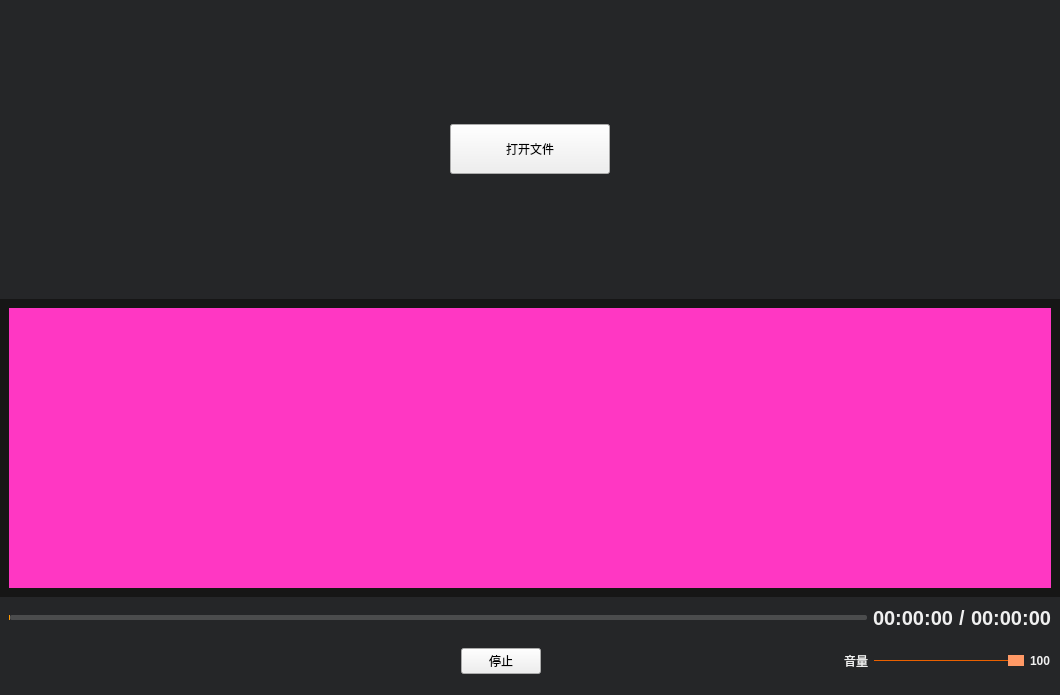
Qt form src/Widget/VideoPlayerWidget.ui (yundiantech/VideoPlayer) before a commit.
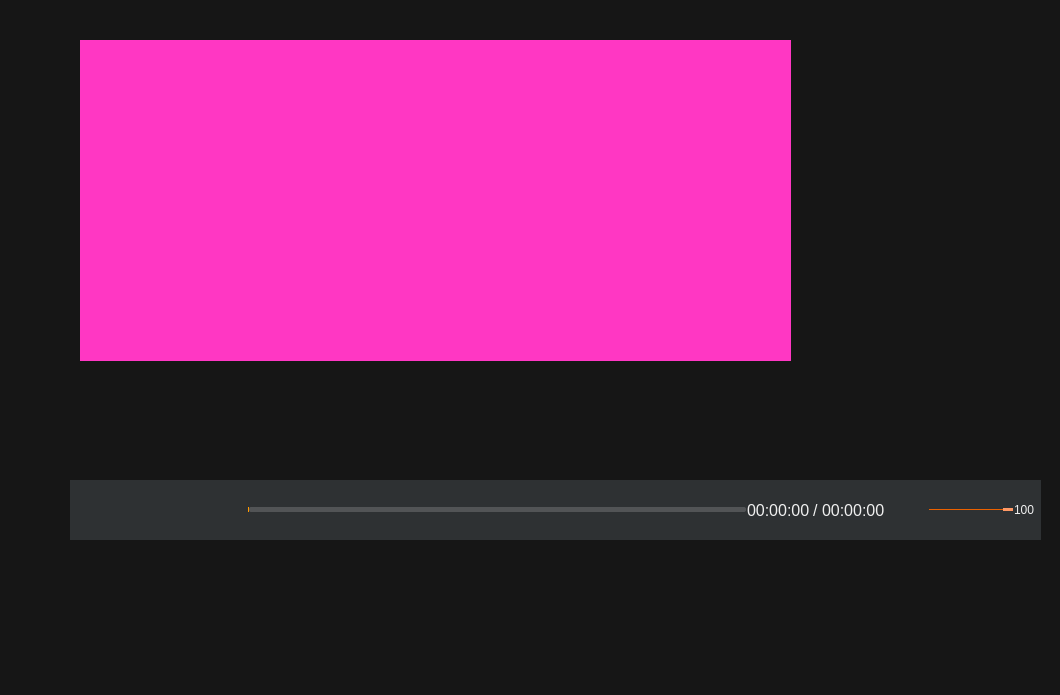
The same form after that commit. Icons and pictures are not drawn. Custom widgets are drawn as their Qt base class.

Patch:
```diff
--- a/src/Widget/VideoPlayerWidget.ui
+++ b/src/Widget/VideoPlayerWidget.ui
@@ -38,7 +38,20 @@
 }
 </string>
      </property>
-     <layout class="QVBoxLayout" name="verticalLayout_3">
+     <widget class="QStackedWidget" name="stackedWidget">
+      <property name="geometry">
+       <rect>
+        <x>80</x>
+        <y>40</y>
+        <width>711</width>
+        <height>321</height>
+       </rect>
+      </property>
+      <property name="currentIndex">
+       <number>1</number>
+      </property>
+      <widget class="QWidget" name="page_open">
+       <layout class="QVBoxLayout" name="verticalLayout_6">
       <property name="spacing">
        <number>0</number>
       </property>
@@ -52,28 +65,6 @@
        <number>0</number>
       </property>
       <property name="bottomMargin">
-       <number>0</number>
-      </property>
-      <item>
-       <layout class="QHBoxLayout" name="horizontalLayout_6">
-        <property name="spacing">
-         <number>0</number>
-        </property>
-        <property name="rightMargin">
-         <number>0</number>
-        </property>
-        <property name="bottomMargin">
-         <number>0</number>
-        </property>
-        <item>
-         <layout class="QVBoxLayout" name="verticalLayout_4">
-          <property name="spacing">
-           <number>0</number>
-          </property>
-          <property name="topMargin">
-           <number>0</number>
-          </property>
-          <property name="rightMargin">
            <number>0</number>
           </property>
           <item>
@@ -138,18 +129,25 @@
             </layout>
            </widget>
           </item>
-          <item>
-           <widget class="QWidget" name="widget_video" native="true">
-            <property name="sizePolicy">
-             <sizepolicy hsizetype="Expanding" vsizetype="Expanding">
-              <horstretch>0</horstretch>
-              <verstretch>0</verstretch>
-             </sizepolicy>
-            </property>
-            <property name="styleSheet">
-             <string notr="true"/>
-            </property>
-            <layout class="QVBoxLayout" name="verticalLayout_2">
+       </layout>
+      </widget>
+      <widget class="QWidget" name="page_video">
+       <layout class="QVBoxLayout" name="verticalLayout_8">
+        <property name="spacing">
+         <number>0</number>
+        </property>
+        <property name="leftMargin">
+         <number>0</number>
+        </property>
+        <property name="topMargin">
+         <number>0</number>
+        </property>
+        <property name="rightMargin">
+         <number>0</number>
+        </property>
+        <property name="bottomMargin">
+         <number>0</number>
+        </property>
              <item>
               <widget class="ShowVideoWidget" name="widget_videoPlayer" native="true">
                <property name="enabled">
@@ -174,28 +172,231 @@
              </item>
             </layout>
            </widget>
-          </item>
-         </layout>
-        </item>
-       </layout>
-      </item>
-      <item>
+     </widget>
        <widget class="QWidget" name="widget_controller" native="true">
-        <property name="minimumSize">
-         <size>
-          <width>0</width>
+      <property name="geometry">
+       <rect>
+        <x>70</x>
+        <y>480</y>
+        <width>971</width>
           <height>60</height>
-         </size>
+       </rect>
         </property>
         <property name="styleSheet">
          <string notr="true">QWidget#widget_controller
 {
-	background-color: rgba(60, 65, 68,100);
+	background-color: rgba(60, 65, 68,160);
 }</string>
         </property>
         <layout class="QVBoxLayout" name="verticalLayout_7">
+       <property name="leftMargin">
+        <number>6</number>
+       </property>
+       <property name="topMargin">
+        <number>6</number>
+       </property>
+       <property name="rightMargin">
+        <number>6</number>
+       </property>
+       <property name="bottomMargin">
+        <number>6</number>
+       </property>
          <item>
           <layout class="QHBoxLayout" name="horizontalLayout_2">
+         <property name="spacing">
+          <number>1</number>
+         </property>
+         <property name="rightMargin">
+          <number>0</number>
+         </property>
+         <item>
+          <widget class="QPushButton" name="pushButton_open">
+           <property name="minimumSize">
+            <size>
+             <width>36</width>
+             <height>36</height>
+            </size>
+           </property>
+           <property name="cursor">
+            <cursorShape>PointingHandCursor</cursorShape>
+           </property>
+           <property name="styleSheet">
+            <string notr="true">QPushButton{ 
+image: url(:image/open_normal.png);
+border-radius:0px; 
+} 
+QPushButton:hover{ 
+image: url(:image/open_focus.png);
+border-radius:0px; 
+} 
+QPushButton:pressed{ 
+image: url(:image/open_normal.png);
+border-radius:0px; 
+}
+</string>
+           </property>
+           <property name="text">
+            <string/>
+           </property>
+          </widget>
+         </item>
+         <item>
+          <spacer name="horizontalSpacer_3">
+           <property name="orientation">
+            <enum>Qt::Horizontal</enum>
+           </property>
+           <property name="sizeType">
+            <enum>QSizePolicy::Fixed</enum>
+           </property>
+           <property name="sizeHint" stdset="0">
+            <size>
+             <width>6</width>
+             <height>20</height>
+            </size>
+           </property>
+          </spacer>
+         </item>
+         <item>
+          <widget class="QPushButton" name="pushButton_play">
+           <property name="minimumSize">
+            <size>
+             <width>36</width>
+             <height>36</height>
+            </size>
+           </property>
+           <property name="cursor">
+            <cursorShape>PointingHandCursor</cursorShape>
+           </property>
+           <property name="styleSheet">
+            <string notr="true">QPushButton{ 
+image: url(:image/start_normal.png);
+border-radius:0px; 
+}  
+QPushButton:hover{ 
+image: url(:image/start_focus.png);
+border-radius:0px; 
+} 
+QPushButton:pressed{ 
+image: url(:image/start_normal.png);
+border-radius:0px; 
+}
+</string>
+           </property>
+           <property name="text">
+            <string/>
+           </property>
+          </widget>
+         </item>
+         <item>
+          <spacer name="horizontalSpacer_4">
+           <property name="orientation">
+            <enum>Qt::Horizontal</enum>
+           </property>
+           <property name="sizeType">
+            <enum>QSizePolicy::Fixed</enum>
+           </property>
+           <property name="sizeHint" stdset="0">
+            <size>
+             <width>6</width>
+             <height>20</height>
+            </size>
+           </property>
+          </spacer>
+         </item>
+         <item>
+          <widget class="QPushButton" name="pushButton_pause">
+           <property name="minimumSize">
+            <size>
+             <width>36</width>
+             <height>36</height>
+            </size>
+           </property>
+           <property name="cursor">
+            <cursorShape>PointingHandCursor</cursorShape>
+           </property>
+           <property name="styleSheet">
+            <string notr="true">QPushButton{ 
+image: url(:image/pause_normal.png);
+border-radius:0px; 
+} 
+QPushButton:hover{ 
+image: url(:image/pause_focus.png);
+border-radius:0px; 
+} 
+QPushButton:pressed{ 
+image: url(:image/pause_normal.png);
+border-radius:0px; 
+}
+</string>
+           </property>
+           <property name="text">
+            <string/>
+           </property>
+          </widget>
+         </item>
+         <item>
+          <spacer name="horizontalSpacer_5">
+           <property name="orientation">
+            <enum>Qt::Horizontal</enum>
+           </property>
+           <property name="sizeType">
+            <enum>QSizePolicy::Fixed</enum>
+           </property>
+           <property name="sizeHint" stdset="0">
+            <size>
+             <width>6</width>
+             <height>20</height>
+            </size>
+           </property>
+          </spacer>
+         </item>
+         <item>
+          <widget class="QPushButton" name="pushButton_stop">
+           <property name="minimumSize">
+            <size>
+             <width>36</width>
+             <height>36</height>
+            </size>
+           </property>
+           <property name="cursor">
+            <cursorShape>PointingHandCursor</cursorShape>
+           </property>
+           <property name="styleSheet">
+            <string notr="true">QPushButton{ 
+image: url(:image/stop_normal.png);
+border-radius:0px; 
+}  
+QPushButton:hover{ 
+image: url(:image/stop_focus.png);
+border-radius:0px; 
+} 
+QPushButton:pressed{ 
+image: url(:image/stop_normal.png);
+border-radius:0px; 
+}
+</string>
+           </property>
+           <property name="text">
+            <string/>
+           </property>
+          </widget>
+         </item>
+         <item>
+          <spacer name="horizontalSpacer_6">
+           <property name="orientation">
+            <enum>Qt::Horizontal</enum>
+           </property>
+           <property name="sizeType">
+            <enum>QSizePolicy::Fixed</enum>
+           </property>
+           <property name="sizeHint" stdset="0">
+            <size>
+             <width>6</width>
+             <height>20</height>
+            </size>
+           </property>
+          </spacer>
+         </item>
            <item>
             <widget class="VideoSlider" name="horizontalSlider">
              <property name="cursor">
@@ -268,6 +469,9 @@
 
 </string>
              </property>
+           <property name="maximum">
+            <number>100</number>
+           </property>
              <property name="orientation">
               <enum>Qt::Horizontal</enum>
              </property>
@@ -275,6 +479,9 @@
            </item>
            <item>
             <layout class="QHBoxLayout" name="horizontalLayout">
+           <property name="spacing">
+            <number>3</number>
+           </property>
              <item>
               <widget class="QLabel" name="label_currenttime">
                <property name="styleSheet">
@@ -283,9 +490,8 @@
 	color: #F0F0F0;
 	background-color:rgba(0,0,0,0);
 	border-style:none;
-font: 10pt &quot;微软雅黑&quot;;
-font-size:20px;
-font-weight:bold;
+font-family:&quot;微软雅黑&quot;;
+font-size:16px;
 }
 </string>
                </property>
@@ -302,9 +508,8 @@
 	color: #F0F0F0;
 	background-color:rgba(0,0,0,0);
 	border-style:none;
-font: 10pt &quot;微软雅黑&quot;;
-font-size:20px;
-font-weight:bold;
+font-family:&quot;微软雅黑&quot;;
+font-size:16px;
 }
 </string>
                </property>
@@ -321,9 +526,8 @@
 	color: #F0F0F0;
 	background-color:rgba(0,0,0,0);
 	border-style:none;
-font: 10pt &quot;微软雅黑&quot;;
-font-size:20px;
-font-weight:bold;
+font-family:&quot;微软雅黑&quot;;
+font-size:16px;
 }
 </string>
                </property>
@@ -334,12 +538,8 @@
              </item>
             </layout>
            </item>
-          </layout>
-         </item>
          <item>
-          <layout class="QHBoxLayout" name="horizontalLayout_4">
-           <item>
-            <widget class="QPushButton" name="pushButton_open">
+          <widget class="QPushButton" name="pushButton_volume">
              <property name="minimumSize">
               <size>
                <width>36</width>
@@ -351,145 +551,40 @@
              </property>
              <property name="styleSheet">
               <string notr="true">QPushButton{ 
-image: url(:image/open_normal.png);
+image: url(:/image/volume_normal.png);
 border-radius:0px; 
-} 
-QPushButton:hover{ 
-image: url(:image/open_focus.png);
-border-radius:0px; 
-} 
-QPushButton:pressed{ 
-image: url(:image/open_normal.png);
-border-radius:0px; 
-}
-</string>
-             </property>
-             <property name="text">
-              <string/>
-             </property>
-            </widget>
-           </item>
-           <item>
-            <spacer name="horizontalSpacer_3">
-             <property name="orientation">
-              <enum>Qt::Horizontal</enum>
-             </property>
-             <property name="sizeHint" stdset="0">
-              <size>
-               <width>40</width>
-               <height>20</height>
-              </size>
-             </property>
-            </spacer>
-           </item>
-           <item>
-            <widget class="QPushButton" name="pushButton_play">
-             <property name="minimumSize">
-              <size>
-               <width>50</width>
-               <height>50</height>
-              </size>
-             </property>
-             <property name="cursor">
-              <cursorShape>PointingHandCursor</cursorShape>
-             </property>
-             <property name="styleSheet">
-              <string notr="true">QPushButton{ 
-image: url(:image/start_normal.png);
-border-radius:0px; 
+padding:5px;
 }  
 QPushButton:hover{ 
-image: url(:image/start_focus.png);
+image: url(:image/stop_focus.png);
 border-radius:0px; 
+padding:3px;
 } 
-QPushButton:pressed{ 
-image: url(:image/start_normal.png);
-border-radius:0px; 
-}
-</string>
-             </property>
-             <property name="text">
-              <string/>
-             </property>
-            </widget>
-           </item>
-           <item>
-            <widget class="QPushButton" name="pushButton_pause">
-             <property name="minimumSize">
-              <size>
-               <width>50</width>
-               <height>50</height>
-              </size>
-             </property>
-             <property name="cursor">
-              <cursorShape>PointingHandCursor</cursorShape>
-             </property>
-             <property name="styleSheet">
-              <string notr="true">QPushButton{ 
-image: url(:image/pause_normal.png);
-border-radius:0px; 
+QPushButton:!checked{ 
+image: url(:/image/volume_normal.png);
 } 
-QPushButton:hover{ 
-image: url(:image/pause_focus.png);
-border-radius:0px; 
+QPushButton:checked{ 
+image: url(:/image/volume_mute.png);
 } 
-QPushButton:pressed{ 
-image: url(:image/pause_normal.png);
-border-radius:0px; 
-}
-</string>
-             </property>
-             <property name="text">
-              <string/>
-             </property>
-            </widget>
-           </item>
-           <item>
-            <widget class="QPushButton" name="pushButton_stop">
-             <property name="cursor">
-              <cursorShape>PointingHandCursor</cursorShape>
-             </property>
-             <property name="text">
-              <string>停止</string>
-             </property>
-            </widget>
-           </item>
-           <item>
-            <spacer name="horizontalSpacer_4">
-             <property name="orientation">
-              <enum>Qt::Horizontal</enum>
-             </property>
-             <property name="sizeHint" stdset="0">
-              <size>
-               <width>40</width>
-               <height>20</height>
-              </size>
-             </property>
-            </spacer>
-           </item>
-           <item>
-            <widget class="QLabel" name="label_63">
-             <property name="styleSheet">
-              <string notr="true">QLabel{
-	border-radius:0px;
-	color: #F0F0F0;
-	background-color:rgba(0,0,0,0);
-	border-style:none;
-font: 16px &quot;微软雅黑&quot;;
 
-}
 </string>
              </property>
              <property name="text">
-              <string>音量</string>
-             </property>
-             <property name="alignment">
-              <set>Qt::AlignLeading|Qt::AlignLeft|Qt::AlignVCenter</set>
+            <string/>
+           </property>
+           <property name="checkable">
+            <bool>true</bool>
              </property>
             </widget>
            </item>
            <item>
             <widget class="QSlider" name="horizontalSlider_volume">
+           <property name="sizePolicy">
+            <sizepolicy hsizetype="Fixed" vsizetype="Fixed">
+             <horstretch>0</horstretch>
+             <verstretch>0</verstretch>
+            </sizepolicy>
+           </property>
              <property name="maximumSize">
               <size>
                <width>150</width>
@@ -519,11 +614,11 @@
 QSlider::handle:horizontal {
 background: rgb(255,153,102); 
 border: 1px solid rgb(255,153,102); 
-width: 14px;
-height:10px;
-border-radius: 7px;
-margin-top:2px;
-margin-bottom:2px;
+width: 8px;
+height:8px;
+border-radius: 2px;
+margin-top:6px;
+margin-bottom:6px;
 }
 
 QSlider::handle:horizontal:hover {
@@ -582,7 +677,7 @@
 	background-color:rgba(0,0,0,0);
 	border-style:none;
 font: 16px &quot;微软雅黑&quot;;
-font-weight:bold;
+
 }
 </string>
              </property>
@@ -598,8 +693,6 @@
          </item>
         </layout>
        </widget>
-      </item>
-     </layout>
     </widget>
    </item>
   </layout>
```
Lines whose indentation alone changed are shown as unchanged.
